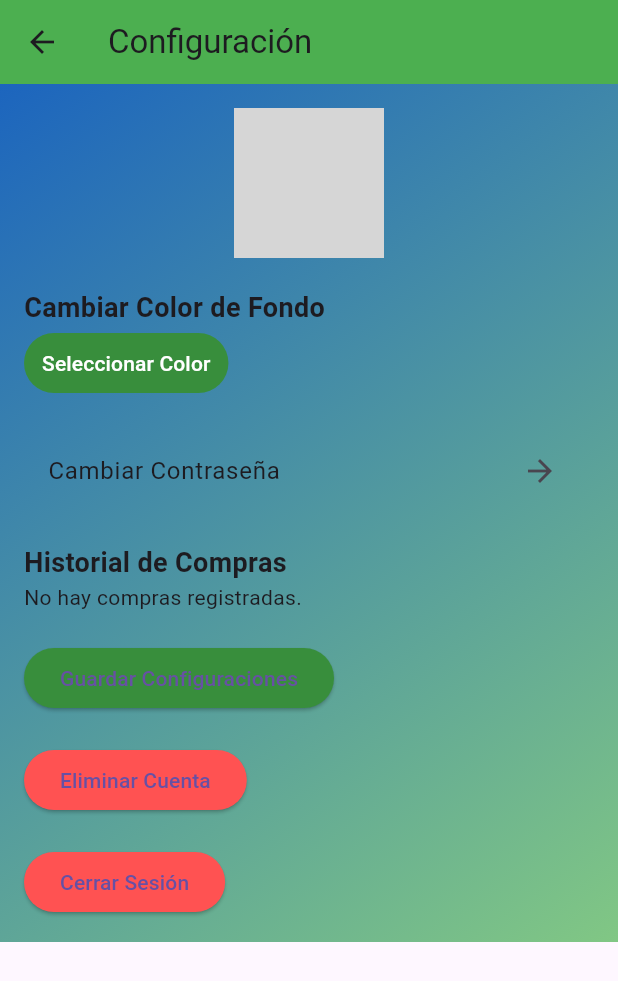
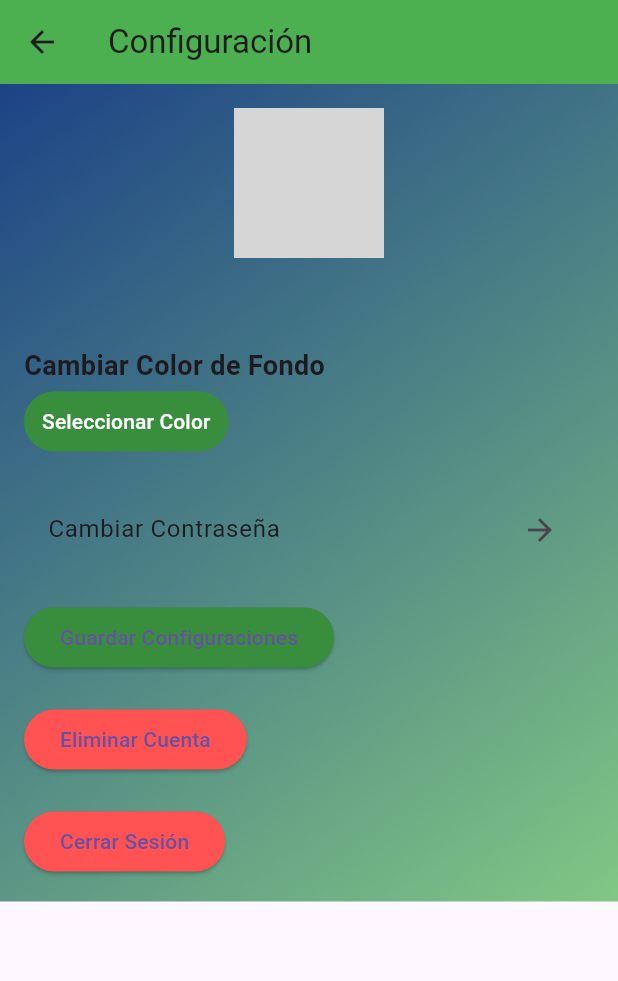
Before and after one commit to 0813henry/greennursery, a Flutter app: the SettingsPage screen opened directly, after a tap on "Seleccionar Color", on a phone screen of 412 x 824 dp. Shown: the top 981 px of the screen. Run offline on Flutter 3.47's test engine with Material 3 defaults, Android fonts, the phone set to English and light mode, and no system bars; our stand-ins replace cloud_firestore, firebase_auth, firebase_core, firebase_storage, get, image_picker and 1 more; accounts and stored records are empty; network calls fail; grey boxes are pictures that could not be loaded.

Commit message:
Historial de compra

```diff
--- a/lib/page/Settings_Page.dart
+++ b/lib/page/Settings_Page.dart
@@ -1,12 +1,14 @@
 import 'package:flutter/material.dart';
 import 'package:firebase_storage/firebase_storage.dart';
 import 'package:cloud_firestore/cloud_firestore.dart';
+import 'package:greennursery/page/history_Page.dart';
+import 'package:greennursery/widgets/bottom_nav.dart';
 import 'package:image_picker/image_picker.dart';
 import 'package:permission_handler/permission_handler.dart';
 import 'dart:io';
 import 'dart:math';
-import 'package:firebase_auth/firebase_auth.dart'; // Asegúrate de importar FirebaseAuth
-import 'forgot_password.dart'; // Asegúrate de importar tu página de recuperación de contraseña
+import 'package:firebase_auth/firebase_auth.dart';
+import 'forgot_password.dart';
 
 class SettingsPage extends StatefulWidget {
   const SettingsPage({Key? key}) : super(key: key);
@@ -19,27 +21,24 @@
   String? _imagePath;
   final FirebaseStorage storage = FirebaseStorage.instance;
   Color _backgroundColor = Colors.green.shade100;
-  List<Map<String, dynamic>> _purchases = [];
-  late String userId; // Usar una variable de instancia para el ID del usuario
+  String? userId;
+  String? userName;
 
   @override
   void initState() {
     super.initState();
     _requestPermissions();
-    _getCurrentUserId(); // Obtiene el ID del usuario actual
-    _loadUserSettings();
-    _loadPurchases();
+    _getCurrentUserId();
   }
 
-  // Obtener el ID del usuario actual
   Future<void> _getCurrentUserId() async {
     try {
-      // Verificar si el usuario está autenticado
       User? user = FirebaseAuth.instance.currentUser;
       if (user != null) {
         setState(() {
-          userId = user.uid; // Usar el ID del usuario autenticado
+          userId = user.uid;
         });
+        _loadUserSettings();
       } else {
         print("Usuario no autenticado");
       }
@@ -48,39 +47,18 @@
     }
   }
 
-  // Cargar configuraciones del usuario
   Future<void> _loadUserSettings() async {
-    if (userId.isEmpty) return; // Asegurarse de que el userId no esté vacío
-    // Cargar la imagen de perfil desde Firebase si existe
-    String filePath = 'profile_images/$userId.png'; // Cambiado para usar el ID del usuario
+    if (userId == null) return;
     try {
-      String downloadURL = await storage.ref(filePath).getDownloadURL();
+      DocumentSnapshot userDoc = await FirebaseFirestore.instance.collection('users').doc(userId).get();
       setState(() {
-        _imagePath = downloadURL;
+        userName = userDoc['name'] ?? 'Usuario';
+        _imagePath = userDoc['profileImage'];
+        int colorValue = userDoc['backgroundColor'] ?? Colors.green.shade100.value;
+        _backgroundColor = Color(colorValue);
       });
     } catch (e) {
-      print("Error al cargar la imagen de perfil: $e");
-    }
-  }
-
-  // Cargar historial de compras
-  Future<void> _loadPurchases() async {
-    if (userId.isEmpty) return; // Asegurarse de que el userId no esté vacío
-    try {
-      final QuerySnapshot snapshot = await FirebaseFirestore.instance
-          .collection('users')
-          .doc(userId)
-          .collection('purchases')
-          .orderBy('purchaseDate', descending: true)
-          .get();
-
-      setState(() {
-        _purchases = snapshot.docs
-            .map((doc) => doc.data() as Map<String, dynamic>)
-            .toList();
-      });
-    } catch (e) {
-      print('Error al cargar el historial de compras: $e');
+      print("Error al cargar la configuración del usuario: $e");
     }
   }
 
@@ -111,8 +89,15 @@
                     radius: 50,
                     backgroundImage: _imagePath != null
                         ? NetworkImage(_imagePath!)
-                        : const AssetImage('assets/') as ImageProvider,
+                        : const AssetImage('assets/default_profile.png') as ImageProvider,
                   ),
+                ),
+              ),
+              const SizedBox(height: 10),
+              Center(
+                child: Text(
+                  userName ?? 'Usuario',
+                  style: const TextStyle(fontSize: 20, fontWeight: FontWeight.bold),
                 ),
               ),
               const SizedBox(height: 20),
@@ -141,27 +126,6 @@
                   );
                 },
               ),
-              const SizedBox(height: 20),
-              Text(
-                'Historial de Compras',
-                style: TextStyle(fontSize: 18, fontWeight: FontWeight.bold),
-              ),
-              _purchases.isNotEmpty
-                  ? ListView.builder(
-                      shrinkWrap: true,
-                      physics: NeverScrollableScrollPhysics(),
-                      itemCount: _purchases.length,
-                      itemBuilder: (context, index) {
-                        final purchase = _purchases[index];
-                        final DateTime purchaseDate = (purchase['purchaseDate'] as Timestamp).toDate();
-                        return ListTile(
-                          title: Text(purchase['productName'] ?? 'Producto sin nombre'),
-                          subtitle: Text('Cantidad: ${purchase['quantity']} - Fecha: ${purchaseDate.toLocal()}'),
-                          trailing: Text('\$${purchase['totalPrice'] ?? 0}'),
-                        );
-                      },
-                    )
-                  : const Text('No hay compras registradas.'),
               const SizedBox(height: 20),
               ElevatedButton(
                 onPressed: _saveSettings,
@@ -195,7 +159,6 @@
     );
   }
 
-  // Solicitar permisos para acceder a almacenamiento
   Future<void> _requestPermissions() async {
     final status = await Permission.storage.request();
     if (!status.isGranted) {
@@ -203,7 +166,6 @@
     }
   }
 
-  // Seleccionar imagen desde la galería
   Future<void> _pickImage() async {
     final ImagePicker picker = ImagePicker();
     final XFile? image = await picker.pickImage(
@@ -219,9 +181,8 @@
     }
   }
 
-  // Subir la imagen seleccionada a Firebase Storage
   Future<void> _uploadImageToFirebase(XFile image) async {
-    String filePath = 'profile_images/$userId.png'; // Usar ID de usuario para la imagen
+    String filePath = 'profile_images/$userId.png';
     File file = File(image.path);
     try {
       await storage.ref(filePath).putFile(file);
@@ -234,40 +195,33 @@
     }
   }
 
-  // Cambiar el color de fondo aleatoriamente
   void _changeBackgroundColor() {
-    final Random random = Random();
     setState(() {
-      _backgroundColor = Color.fromARGB(
-        255,
-        random.nextInt(256),
-        random.nextInt(256),
-        random.nextInt(256),
-      );
+      _backgroundColor = Color((Random().nextDouble() * 0xFFFFFF).toInt()).withOpacity(1.0);
     });
   }
 
-  // Eliminar la cuenta del usuario
+  Future<void> _saveSettings() async {
+    if (userId == null) return;
+    try {
+      await FirebaseFirestore.instance.collection('users').doc(userId).update({
+        'backgroundColor': _backgroundColor.value,
+      });
+      ScaffoldMessenger.of(context).showSnackBar(
+        const SnackBar(content: Text('Configuraciones guardadas')),
+      );
+    } catch (e) {
+      print('Error al guardar configuraciones: $e');
+    }
+  }
+
   Future<void> _deleteAccount() async {
     try {
-      await FirebaseFirestore.instance.collection('users').doc(userId).delete();
-      print('Cuenta eliminada');
-      Navigator.pushNamed(context, '/login');
+      User? user = FirebaseAuth.instance.currentUser;
+      await user?.delete();
+      Navigator.pushReplacementNamed(context, '/login');
     } catch (e) {
       print('Error al eliminar la cuenta: $e');
     }
   }
-
-  // Guardar configuraciones del usuario
-  Future<void> _saveSettings() async {
-    try {
-      await FirebaseFirestore.instance.collection('users').doc(userId).set({
-        'backgroundColor': _backgroundColor.value,
-        'profileImage': _imagePath,
-      }, SetOptions(merge: true));
-      print('Configuraciones guardadas');
-    } catch (e) {
-      print('Error al guardar configuraciones: $e');
-    }
-  }
 }
```
Also changed, not shown: lib/page/cart_page.dart (+100 -22 lines), lib/page/history_Page.dart (added, +205 -0 lines).
